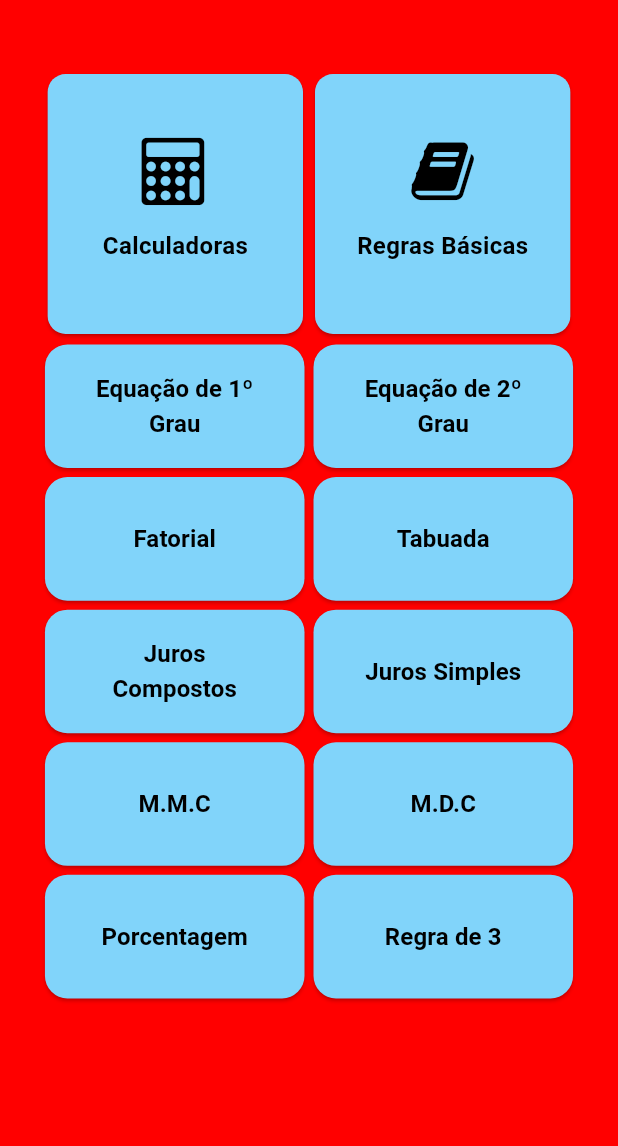
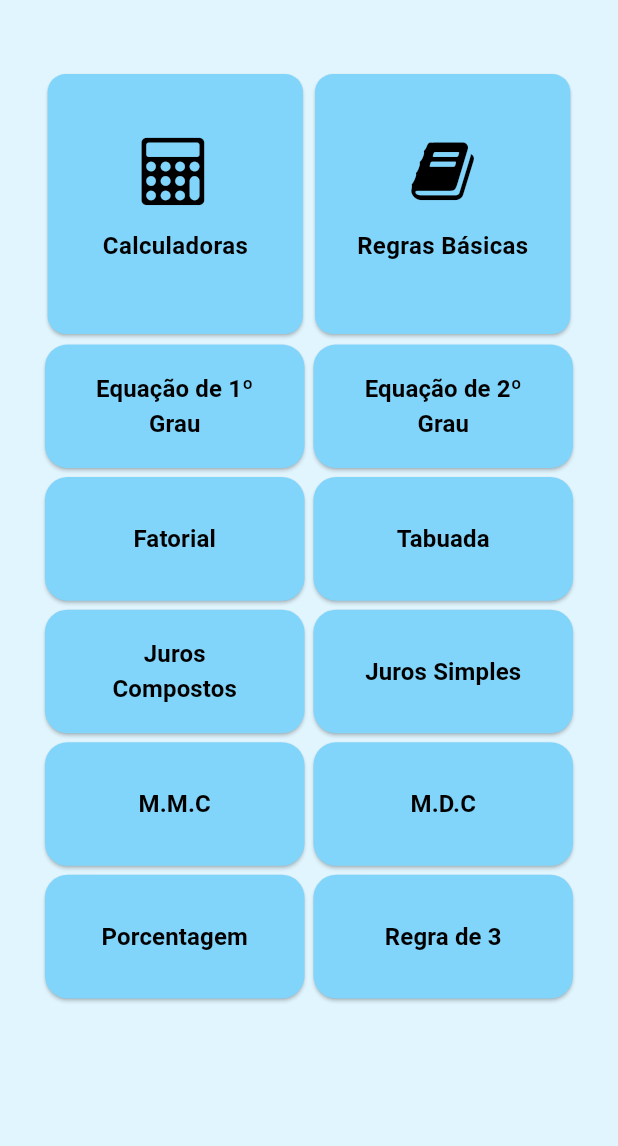
Before and after one commit to ricardo-gsilva/exemplifica-app, a Flutter app: the screen it shows after launch, on a phone screen of 412 x 824 dp, the part 90-1236 px from its top. Run offline on Flutter 3.47's test engine with Material 3 defaults, Android fonts, the light colour scheme and no system bars; our stand-ins replace package_info_plus.

Commit message:
alterando cor do background

```diff
--- a/lib/main.dart
+++ b/lib/main.dart
@@ -29,7 +29,7 @@ class ScreenExemplifica extends StatelessWidget {
     return MaterialApp(
       theme: ThemeData(
         iconTheme: IconThemeData(color: CoreColors.colorIcon),
-        scaffoldBackgroundColor: CoreColors.errorAlert,
+        scaffoldBackgroundColor: CoreColors.colorBackground,
         elevatedButtonTheme: ElevatedButtonThemeData(
           style: ElevatedButton.styleFrom(
             backgroundColor: CoreColors.btnBakcgroundColor,
```
